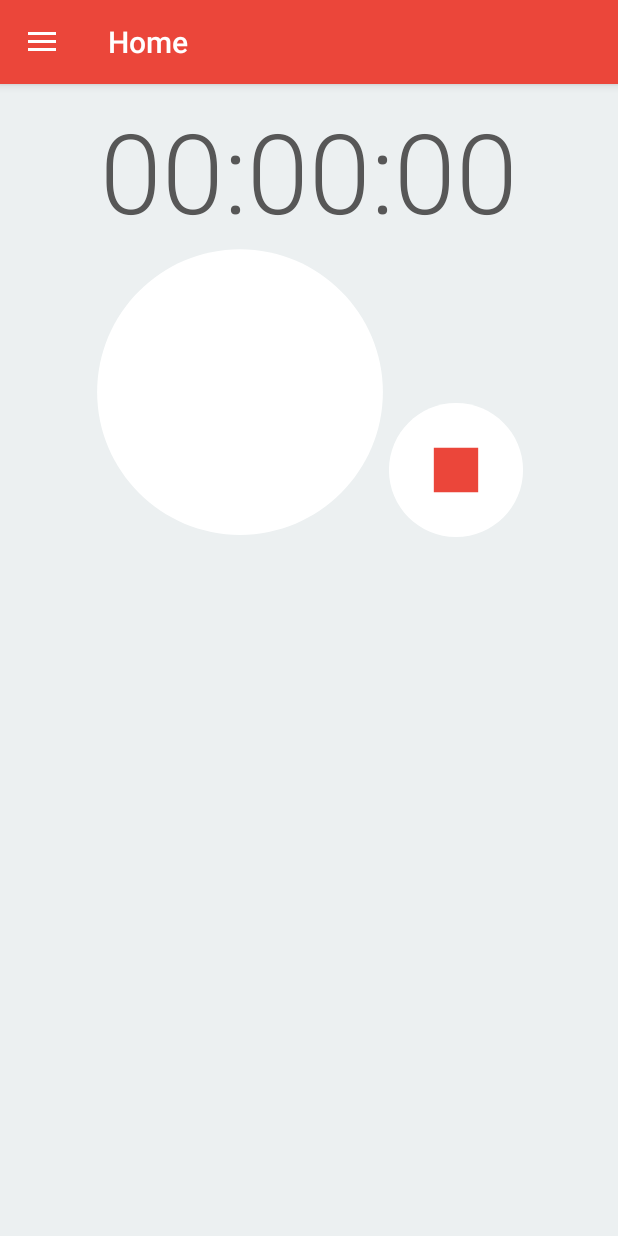
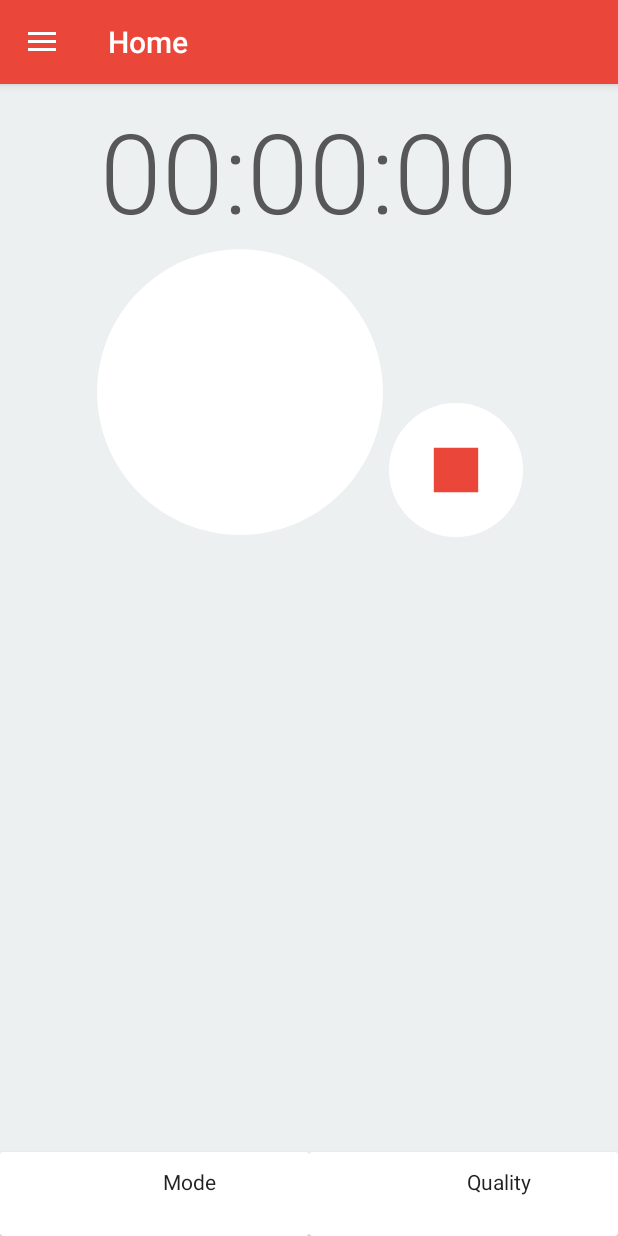
Before and after one commit to Joxit/android-audio-recorder, an Android app: the screen it shows after launch (MainActivity), on a phone screen of 412 x 824 dp. Run offline under Robolectric (Android 15) with nearby library versions, the phone set to English and light mode, and no system bars; our stand-ins replace navigation-ui.

Commit message:
feat(fragment_recorder): add ViewFlipper for mode and quality

```diff
--- a/app/src/main/res/layout/fragment_recorder.xml
+++ b/app/src/main/res/layout/fragment_recorder.xml
@@ -65,5 +65,26 @@
                 android:background="@android:color/transparent"
                 android:src="@drawable/btn_stop_selector" />
         </LinearLayout>
+        <FrameLayout
+            android:layout_width="fill_parent"
+            android:layout_height="@dimen/frag_recorder_view_flipper_height"
+            android:layout_below="@id/command_bar"
+            android:layout_alignParentBottom="true">
+
+            <!-- TODO create CustomViewFlipper -->
+            <ViewFlipper
+                android:layout_gravity="bottom"
+                android:id="@+id/view_flipper"
+                android:layout_width="fill_parent"
+                android:layout_height="@dimen/frag_recorder_view_flipper_height">
+
+                <include layout="@layout/snackbar_mode_quality_buttons" />
+
+                <include layout="@layout/recorder_details_bottom_bar" />
+
+<!--                <include layout="@layout/snackbar_finished_recording" />-->
+            </ViewFlipper>
+        </FrameLayout>
+
     </RelativeLayout>
 </androidx.constraintlayout.widget.ConstraintLayout>
--- /dev/null
+++ b/app/src/main/res/layout/snackbar_mode_quality_buttons.xml
@@ -0,0 +1,134 @@
+<?xml version="1.0" encoding="utf-8"?>
+<LinearLayout xmlns:android="http://schemas.android.com/apk/res/android"
+    android:layout_width="fill_parent"
+    android:layout_height="fill_parent"
+    android:layout_alignParentBottom="true"
+    android:baselineAligned="false"
+    android:orientation="horizontal"
+    android:weightSum="2.0">
+
+    <androidx.cardview.widget.CardView
+        android:layout_width="0.0dip"
+        android:layout_height="wrap_content"
+        android:layout_gravity="start|bottom|center"
+        android:layout_weight="1.0"
+        android:background="@color/white">
+
+        <RelativeLayout
+            android:id="@+id/mode_layout"
+            android:layout_width="fill_parent"
+            android:layout_height="wrap_content"
+            android:layout_alignParentBottom="true"
+            android:background="?selectableItemBackground"
+            android:descendantFocusability="blocksDescendants"
+            android:focusable="true"
+            android:gravity="center"
+            android:paddingStart="@dimen/frag_recorder_card_padding"
+            android:paddingTop="@dimen/frag_recorder_card_padding_top_bottom"
+            android:paddingEnd="@dimen/frag_recorder_card_padding"
+            android:paddingBottom="@dimen/frag_recorder_card_padding_top_bottom">
+
+            <ImageView
+                android:id="@+id/mode_icon"
+                android:layout_width="@dimen/audio_settings_image_size"
+                android:layout_height="@dimen/audio_settings_image_size"
+                android:layout_alignParentStart="true"
+                android:layout_alignParentLeft="true"
+                android:layout_centerVertical="true"
+                android:layout_marginLeft="@dimen/frag_recorder_card_icon_margin_left" />
+
+            <LinearLayout
+                android:layout_width="wrap_content"
+                android:layout_height="wrap_content"
+                android:layout_centerVertical="true"
+                android:layout_marginLeft="@dimen/frag_record_card_texts_margin_left"
+                android:layout_toEndOf="@id/mode_icon"
+                android:layout_toRightOf="@id/mode_icon"
+                android:orientation="vertical">
+
+                <TextView
+                    android:id="@+id/mode_title"
+                    android:layout_width="wrap_content"
+                    android:layout_height="wrap_content"
+                    android:layout_gravity="center_vertical"
+                    android:gravity="center_vertical"
+                    android:maxLines="1"
+                    android:text="@string/AURE_DETAILS_MODE"
+                    android:textColor="?android:textColorPrimary"
+                    android:textSize="@dimen/frag_record_card_primary_text_size" />
+
+                <TextView
+                    android:id="@+id/mode_description"
+                    android:layout_width="wrap_content"
+                    android:layout_height="wrap_content"
+                    android:layout_gravity="center_vertical"
+                    android:gravity="center_vertical"
+                    android:maxLines="1"
+                    android:textColor="?android:textColorSecondary"
+                    android:textSize="@dimen/frag_record_card_secondary_text_size" />
+            </LinearLayout>
+        </RelativeLayout>
+    </androidx.cardview.widget.CardView>
+
+    <androidx.cardview.widget.CardView
+        android:layout_width="0.0dip"
+        android:layout_height="wrap_content"
+        android:layout_gravity="end|bottom|center"
+        android:layout_weight="1.0"
+        android:background="@color/white">
+
+        <RelativeLayout
+            android:id="@+id/quality_layout"
+            android:layout_width="fill_parent"
+            android:layout_height="wrap_content"
+            android:background="?selectableItemBackground"
+            android:descendantFocusability="blocksDescendants"
+            android:focusable="true"
+            android:gravity="center"
+            android:paddingStart="@dimen/frag_recorder_card_padding"
+            android:paddingTop="@dimen/frag_recorder_card_padding_top_bottom"
+            android:paddingEnd="@dimen/frag_recorder_card_padding"
+            android:paddingBottom="@dimen/frag_recorder_card_padding_top_bottom">
+
+            <ImageView
+                android:id="@+id/quality_icon"
+                android:layout_width="@dimen/audio_settings_image_size"
+                android:layout_height="@dimen/audio_settings_image_size"
+                android:layout_alignParentStart="true"
+                android:layout_alignParentLeft="true"
+                android:layout_centerVertical="true"
+                android:layout_marginLeft="@dimen/frag_recorder_card_icon_margin_left" />
+
+            <LinearLayout
+                android:layout_width="wrap_content"
+                android:layout_height="wrap_content"
+                android:layout_centerVertical="true"
+                android:layout_marginLeft="@dimen/frag_record_card_texts_margin_left"
+                android:layout_toEndOf="@id/quality_icon"
+                android:layout_toRightOf="@id/quality_icon"
+                android:orientation="vertical">
+
+                <TextView
+                    android:id="@+id/quality_title"
+                    android:layout_width="wrap_content"
+                    android:layout_height="wrap_content"
+                    android:layout_gravity="center_vertical"
+                    android:gravity="center_vertical"
+                    android:maxLines="1"
+                    android:text="@string/AURE_DETAILS_QUALITY"
+                    android:textColor="?android:textColorPrimary"
+                    android:textSize="@dimen/frag_record_card_primary_text_size" />
+
+                <TextView
+                    android:id="@+id/quality_description"
+                    android:layout_width="wrap_content"
+                    android:layout_height="wrap_content"
+                    android:layout_gravity="center_vertical"
+                    android:gravity="center_vertical"
+                    android:maxLines="1"
+                    android:textColor="?android:textColorSecondary"
+                    android:textSize="@dimen/frag_record_card_secondary_text_size" />
+            </LinearLayout>
+        </RelativeLayout>
+    </androidx.cardview.widget.CardView>
+</LinearLayout>
--- a/app/src/main/res/values/colors.xml
+++ b/app/src/main/res/values/colors.xml
@@ -11,4 +11,7 @@
     <color name="recording_time_color">#ff575757</color>
     <color name="recording_title_color">#ff404040</color>
     <color name="primary">#EB463A</color>
+    <color name="primary_text_light">#ff424242</color>
+    <color name="secondary_text_light">#ffa2a2a2</color>
+
 </resources>
--- a/app/src/main/res/values/dimens.xml
+++ b/app/src/main/res/values/dimens.xml
@@ -16,8 +16,26 @@
     <dimen name="frag_recorder_volume_left_margin_bottom">8.0dip</dimen>
     <dimen name="recording_time_margin_bottom">0.0dip</dimen>
 
-
-
+    <dimen name="custom_match_parent">-1.0px</dimen>
+    <dimen name="details_bar_location_icon_size">34.0dip</dimen>
+    <dimen name="details_bar_location_icon_margin_start">12.0dip</dimen>
+    <dimen name="details_bar_location_icon_margin_top">10.0dip</dimen>
+    <dimen name="details_bar_rec_title_margin_start">14.0dip</dimen>
+    <dimen name="details_bar_title_text_size">16.0dip</dimen>
+    <dimen name="details_bar_small_icon_size">20.0dip</dimen>
+    <dimen name="details_bar_small_icon_margin_start">54.0dip</dimen>
+    <dimen name="details_bar_mode_icon_margin_top">6.0dip</dimen>
+    <dimen name="details_bar_secondary_text_margin_start">10.0dip</dimen>
+    <dimen name="details_bar_secondary_text_size">13.0dip</dimen>
+    <dimen name="details_bar_quality_icon_margin_top">12.0dip</dimen>
+    <item name="details_background_height" type="dimen">@dimen/custom_match_parent</item>
+    <dimen name="frag_recorder_card_padding">10.0dip</dimen>
+    <dimen name="frag_recorder_card_padding_top_bottom">10.0dip</dimen>
+    <dimen name="audio_settings_image_size">32.0dip</dimen>
+    <dimen name="frag_recorder_card_icon_margin_left">5.0dip</dimen>
+    <dimen name="frag_record_card_texts_margin_left">10.0dip</dimen>
+    <dimen name="frag_record_card_primary_text_size">14.0sp</dimen>
+    <dimen name="frag_record_card_secondary_text_size">12.0sp</dimen>
 
 
 </resources>
--- a/app/src/main/res/values/strings.xml
+++ b/app/src/main/res/values/strings.xml
@@ -13,6 +13,8 @@
     <string name="AURE_SETTINGS_INFORMATION">About</string>
     <string name="AURE_SETTINGS_DESCRIPTION_LEGAL">Open source licenses</string>
     <string name="AURE_SETTINGS_TITLE_VERSION">Software version</string>
+    <string name="AURE_DETAILS_QUALITY">Quality</string>
+    <string name="AURE_DETAILS_MODE">Mode</string>
 
     <string name="menu_home">Home</string>
     <string name="menu_gallery">Gallery</string>
```
Also changed, not shown: app/src/main/res/layout/recorder_details_bottom_bar.xml (added, +87 -0 lines), app/src/main/res/drawable/icon_stereo.png (added).
